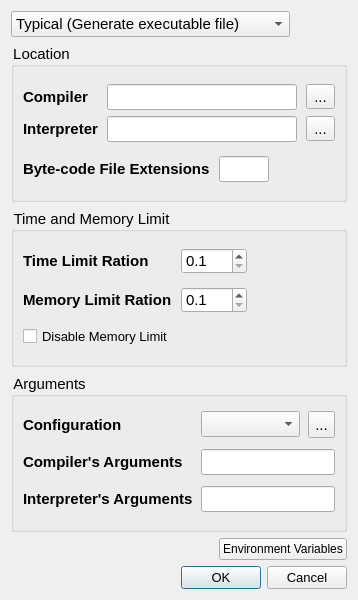
Old version of the form forms_unix/advancedcompilersettingsdialog.ui in the repository Project-LemonLime/Project_LemonLime.
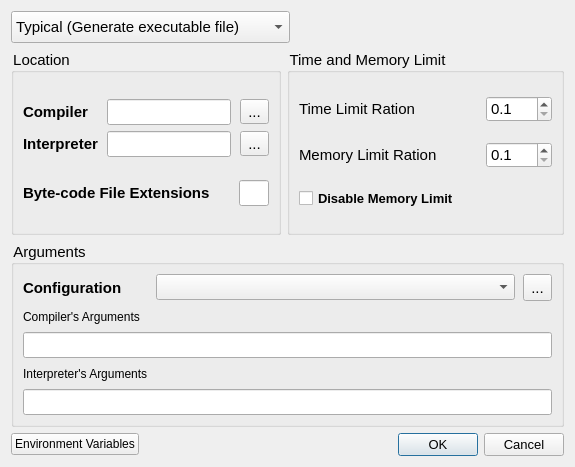
New version of the form. Icons and pictures are not drawn.

```diff
--- a/forms_unix/advancedcompilersettingsdialog.ui
+++ b/forms_unix/advancedcompilersettingsdialog.ui
@@ -6,14 +6,14 @@
    <rect>
     <x>0</x>
     <y>0</y>
-    <width>358</width>
-    <height>600</height>
+    <width>575</width>
+    <height>467</height>
    </rect>
   </property>
   <property name="minimumSize">
    <size>
-    <width>358</width>
-    <height>600</height>
+    <width>0</width>
+    <height>0</height>
    </size>
   </property>
   <property name="windowTitle">
@@ -27,7 +27,13 @@
        <property name="minimumSize">
         <size>
          <width>211</width>
-         <height>0</height>
+         <height>32</height>
+        </size>
+       </property>
+       <property name="maximumSize">
+        <size>
+         <width>16777215</width>
+         <height>32</height>
         </size>
        </property>
        <property name="styleSheet">
@@ -66,6 +72,8 @@
     </layout>
    </item>
    <item>
+    <layout class="QHBoxLayout" name="horizontalLayout_6">
+     <item>
     <widget class="QGroupBox" name="locationGroup">
      <property name="styleSheet">
       <string notr="true">font-size:11pt;</string>
@@ -154,6 +162,19 @@
           </property>
          </widget>
         </item>
+          <item>
+           <spacer name="horizontalSpacer_5">
+            <property name="orientation">
+             <enum>Qt::Horizontal</enum>
+            </property>
+            <property name="sizeHint" stdset="0">
+             <size>
+              <width>40</width>
+              <height>20</height>
+             </size>
+            </property>
+           </spacer>
+          </item>
         <item>
          <widget class="QLineEdit" name="bytecodeExtension">
           <property name="maximumSize">
@@ -164,19 +185,6 @@
           </property>
          </widget>
         </item>
-        <item>
-         <spacer name="horizontalSpacer_5">
-          <property name="orientation">
-           <enum>Qt::Horizontal</enum>
-          </property>
-          <property name="sizeHint" stdset="0">
-           <size>
-            <width>40</width>
-            <height>20</height>
-           </size>
-          </property>
-         </spacer>
-        </item>
        </layout>
       </item>
      </layout>
@@ -197,90 +205,98 @@
       <property name="verticalSpacing">
        <number>6</number>
       </property>
+        <item row="1" column="2">
+         <widget class="QDoubleSpinBox" name="memoryLimitRatio">
+          <property name="decimals">
+           <number>1</number>
+          </property>
+          <property name="minimum">
+           <double>0.100000000000000</double>
+          </property>
+          <property name="maximum">
+           <double>999.899999999999977</double>
+          </property>
+          <property name="singleStep">
+           <double>0.100000000000000</double>
+          </property>
+         </widget>
+        </item>
       <item row="0" column="0">
        <widget class="QLabel" name="timeLimitRationLabel">
         <property name="styleSheet">
-         <string notr="true">font-size:11pt;font-weight:bold;</string>
+           <string notr="true">font-size:11pt;</string>
         </property>
         <property name="text">
          <string>Time Limit Ration</string>
         </property>
        </widget>
       </item>
-      <item row="0" column="1">
-       <widget class="QDoubleSpinBox" name="timeLimitRatio">
-        <property name="decimals">
-         <number>1</number>
-        </property>
-        <property name="minimum">
-         <double>0.100000000000000</double>
-        </property>
-        <property name="singleStep">
-         <double>0.100000000000000</double>
-        </property>
-       </widget>
-      </item>
-      <item row="0" column="2">
-       <spacer name="horizontalSpacer_2">
-        <property name="orientation">
-         <enum>Qt::Horizontal</enum>
-        </property>
-        <property name="sizeHint" stdset="0">
-         <size>
-          <width>57</width>
-          <height>20</height>
-         </size>
-        </property>
-       </spacer>
-      </item>
       <item row="1" column="0">
        <widget class="QLabel" name="memoryLimitRatioLabel">
         <property name="styleSheet">
-         <string notr="true">font-size:11pt;font-weight:bold;</string>
+           <string notr="true">font-size:11pt;</string>
         </property>
         <property name="text">
          <string>Memory Limit Ration</string>
         </property>
        </widget>
       </item>
-      <item row="1" column="1">
-       <widget class="QDoubleSpinBox" name="memoryLimitRatio">
+        <item row="0" column="2">
+         <widget class="QDoubleSpinBox" name="timeLimitRatio">
         <property name="decimals">
          <number>1</number>
         </property>
         <property name="minimum">
          <double>0.100000000000000</double>
         </property>
+          <property name="maximum">
+           <double>999.899999999999977</double>
+          </property>
         <property name="singleStep">
          <double>0.100000000000000</double>
         </property>
        </widget>
       </item>
-      <item row="1" column="2">
-       <spacer name="horizontalSpacer_3">
-        <property name="orientation">
-         <enum>Qt::Horizontal</enum>
-        </property>
-        <property name="sizeHint" stdset="0">
-         <size>
-          <width>57</width>
-          <height>20</height>
-         </size>
-        </property>
-       </spacer>
-      </item>
       <item row="2" column="0">
        <widget class="QCheckBox" name="disableMemoryLimit">
         <property name="styleSheet">
-         <string notr="true">font-size:10pt;</string>
+           <string notr="true">font-size:10pt;font-weight:bold;</string>
         </property>
         <property name="text">
          <string>Disable Memory Limit</string>
         </property>
        </widget>
       </item>
-     </layout>
-    </widget>
+        <item row="0" column="1">
+         <spacer name="horizontalSpacer_2">
+          <property name="orientation">
+           <enum>Qt::Horizontal</enum>
+          </property>
+          <property name="sizeHint" stdset="0">
+           <size>
+            <width>57</width>
+            <height>20</height>
+           </size>
+          </property>
+         </spacer>
+        </item>
+        <item row="1" column="1">
+         <spacer name="horizontalSpacer_3">
+          <property name="orientation">
+           <enum>Qt::Horizontal</enum>
+          </property>
+          <property name="sizeHint" stdset="0">
+           <size>
+            <width>57</width>
+            <height>20</height>
+           </size>
+          </property>
+         </spacer>
+        </item>
+       </layout>
+      </widget>
+     </item>
+    </layout>
    </item>
    <item>
     <widget class="QGroupBox" name="argumentsGroup">
@@ -297,6 +313,25 @@
       <property name="verticalSpacing">
        <number>6</number>
       </property>
+      <item row="3" column="0">
+       <widget class="QLabel" name="interpreterArgumentsLabel">
+        <property name="sizePolicy">
+         <sizepolicy hsizetype="Fixed" vsizetype="Preferred">
+          <horstretch>0</horstretch>
+          <verstretch>0</verstretch>
+         </sizepolicy>
+        </property>
+        <property name="styleSheet">
+         <string notr="true">font-size:9pt;</string>
+        </property>
+        <property name="text">
+         <string>Interpreter's Arguments</string>
+        </property>
+       </widget>
+      </item>
+      <item row="0" column="1">
+       <widget class="QComboBox" name="configurationSelect"/>
+      </item>
       <item row="0" column="0">
        <widget class="QLabel" name="configurationLabel">
         <property name="sizePolicy">
@@ -313,9 +348,6 @@
         </property>
        </widget>
       </item>
-      <item row="0" column="1">
-       <widget class="QComboBox" name="configurationSelect"/>
-      </item>
       <item row="0" column="2">
        <widget class="QToolButton" name="deleteConfigurationButton">
         <property name="minimumSize">
@@ -342,33 +374,17 @@
          </sizepolicy>
         </property>
         <property name="styleSheet">
-         <string notr="true">font-size:11pt;font-weight:bold;</string>
+         <string notr="true">font-size:9pt;</string>
         </property>
         <property name="text">
          <string>Compiler's Arguments</string>
         </property>
        </widget>
       </item>
-      <item row="1" column="1" colspan="2">
+      <item row="2" column="0" colspan="3">
        <widget class="QLineEdit" name="compilerArguments"/>
       </item>
-      <item row="2" column="0">
-       <widget class="QLabel" name="interpreterArgumentsLabel">
-        <property name="sizePolicy">
-         <sizepolicy hsizetype="Fixed" vsizetype="Preferred">
-          <horstretch>0</horstretch>
-          <verstretch>0</verstretch>
-         </sizepolicy>
-        </property>
-        <property name="styleSheet">
-         <string notr="true">font-size:11pt;font-weight:bold;</string>
-        </property>
-        <property name="text">
-         <string>Interpreter's Arguments</string>
-        </property>
-       </widget>
-      </item>
-      <item row="2" column="1" colspan="2">
+      <item row="4" column="0" colspan="3">
        <widget class="QLineEdit" name="interpreterArguments"/>
       </item>
      </layout>
@@ -376,19 +392,6 @@
    </item>
    <item>
     <layout class="QHBoxLayout" name="horizontalLayout_2">
-     <item>
-      <spacer name="horizontalSpacer_4">
-       <property name="orientation">
-        <enum>Qt::Horizontal</enum>
-       </property>
-       <property name="sizeHint" stdset="0">
-        <size>
-         <width>40</width>
-         <height>20</height>
-        </size>
-       </property>
-      </spacer>
-     </item>
      <item>
       <widget class="QPushButton" name="environmentVariablesButton">
        <property name="text">
@@ -396,7 +399,18 @@
        </property>
       </widget>
      </item>
-    </layout>
+     <item>
+      <spacer name="horizontalSpacer_4">
+       <property name="orientation">
+        <enum>Qt::Horizontal</enum>
+       </property>
+       <property name="sizeHint" stdset="0">
+        <size>
+         <width>40</width>
+         <height>20</height>
+        </size>
+       </property>
+      </spacer>
    </item>
    <item>
     <widget class="QDialogButtonBox" name="buttonBox">
@@ -410,6 +424,8 @@
       <set>QDialogButtonBox::Cancel|QDialogButtonBox::Ok</set>
      </property>
     </widget>
+     </item>
+    </layout>
    </item>
   </layout>
  </widget>
```
Lines whose indentation alone changed are shown as unchanged.
